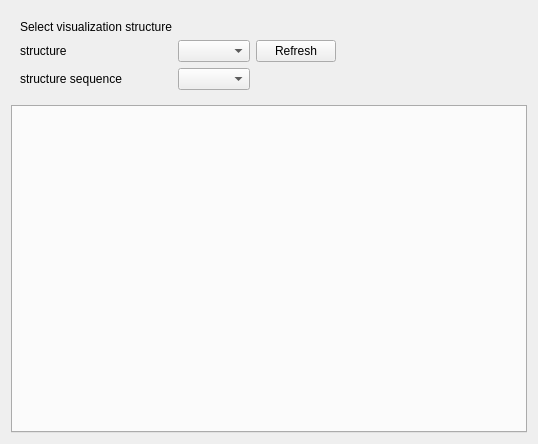
This is cbr/coevolution/visual/CoevolutionViewer.ui in TUM-CBR/pymol-plugins as Qt 5 draws it before an edit. The edited form follows.
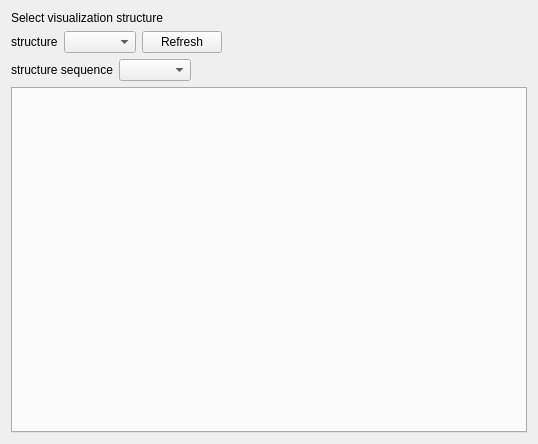
This is the edited form.

Commit message: Coloring by pairs of the coevolution analysis.

Diff of the .ui file:
```diff
--- a/cbr/coevolution/visual/CoevolutionViewer.ui
+++ b/cbr/coevolution/visual/CoevolutionViewer.ui
@@ -15,49 +15,70 @@
   </property>
   <layout class="QVBoxLayout" name="verticalLayout">
    <item>
-    <layout class="QHBoxLayout" name="horizontalLayout">
-     <item>
-      <widget class="QWidget" name="widget" native="true">
-       <layout class="QGridLayout" name="gridLayout">
-        <item row="0" column="0">
          <widget class="QLabel" name="label_3">
           <property name="text">
            <string>Select visualization structure</string>
           </property>
          </widget>
         </item>
-        <item row="1" column="0">
+   <item>
+    <layout class="QHBoxLayout" name="horizontalLayout">
+     <item>
          <widget class="QLabel" name="label">
           <property name="text">
            <string>structure</string>
           </property>
          </widget>
         </item>
-        <item row="1" column="1">
+     <item>
          <widget class="QComboBox" name="structureCombo"/>
         </item>
-        <item row="1" column="2">
+     <item>
          <widget class="QPushButton" name="refreshButton">
           <property name="text">
            <string>Refresh</string>
           </property>
          </widget>
         </item>
-        <item row="2" column="0">
+     <item>
+      <widget class="QLabel" name="selectionErrorLabel">
+       <property name="styleSheet">
+        <string notr="true">color: red;</string>
+       </property>
+       <property name="text">
+        <string/>
+       </property>
+      </widget>
+     </item>
+     <item>
+      <spacer name="horizontalSpacer_2">
+       <property name="orientation">
+        <enum>Qt::Horizontal</enum>
+       </property>
+       <property name="sizeHint" stdset="0">
+        <size>
+         <width>40</width>
+         <height>20</height>
+        </size>
+       </property>
+      </spacer>
+     </item>
+    </layout>
+   </item>
+   <item>
+    <layout class="QHBoxLayout" name="horizontalLayout_2">
+     <item>
          <widget class="QLabel" name="label_2">
           <property name="text">
            <string>structure sequence</string>
           </property>
          </widget>
         </item>
-        <item row="2" column="1">
+     <item>
          <widget class="QComboBox" name="sequenceCombo"/>
         </item>
-       </layout>
-      </widget>
-     </item>
      <item>
-      <spacer name="horizontalSpacer">
+      <spacer name="horizontalSpacer_3">
        <property name="orientation">
         <enum>Qt::Horizontal</enum>
        </property>
```
Lines whose indentation alone changed are shown as unchanged. The commit also changes 14 other files.
